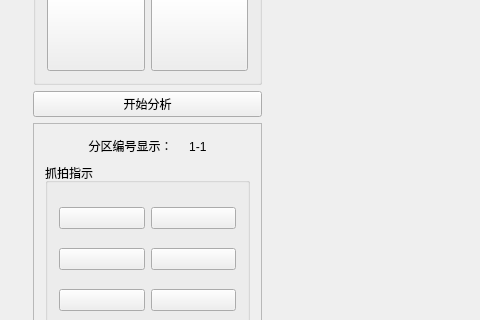
Qt form miniLED_vs/mainwindow.ui (syhl268/miniLED_vs) before a commit; both pictures show x 0 to 480 and y 295 to 615 of the 1303 by 702 pixel window.
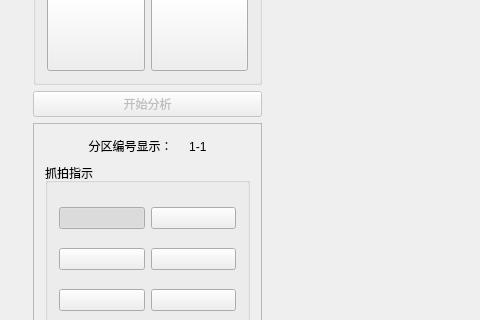
The same form after that commit. Custom widgets are drawn as their Qt base class.

What changed in the file:
```diff
--- a/miniLED_vs/mainwindow.ui
+++ b/miniLED_vs/mainwindow.ui
@@ -1249,7 +1249,10 @@
             </widget>
            </item>
            <item>
-            <widget class="QPushButton" name="pushButton_4">
+            <widget class="QPushButton" name="pushButton_Analysis">
+             <property name="enabled">
+              <bool>false</bool>
+             </property>
              <property name="text">
               <string>开始分析</string>
              </property>
@@ -1370,7 +1373,7 @@
                     <bool>true</bool>
                    </property>
                    <property name="checked">
-                    <bool>false</bool>
+                    <bool>true</bool>
                    </property>
                    <property name="autoRepeat">
                     <bool>true</bool>
```
Left out of the diff: 77 changed lines with no effect on the pictures.
